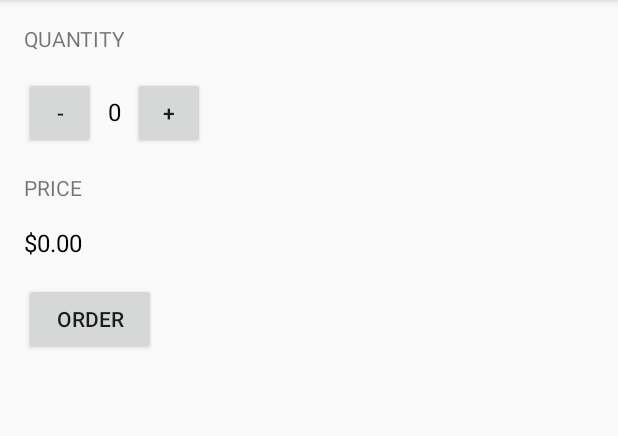
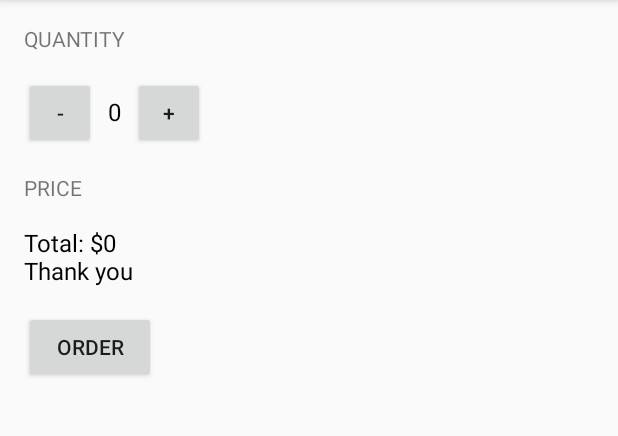
Before and after one commit to Vikctar/JustJava, an Android app: the screen it shows after launch (MainActivity), after a tap on "ORDER", on a phone screen of 412 x 824 dp, the part 84-520 px from its top. Run offline under Robolectric (Android 15) with nearby library versions, the phone set to English and light mode, and no system bars.

```diff
--- a/app/src/main/java/com/vikcandroid/justjava/MainActivity.java
+++ b/app/src/main/java/com/vikcandroid/justjava/MainActivity.java
@@ -6,6 +6,7 @@ import android.view.Menu;
 import android.view.MenuItem;
 import android.view.View;
 import android.widget.TextView;
+import android.widget.Toast;
 
 import java.text.NumberFormat;
 
@@ -31,7 +32,7 @@ public class MainActivity extends AppCompatActivity {
 
         quantity = quantity + 1;
 
-        display(quantity);
+        displayQuantity(quantity);
     }
 
     /**
@@ -42,20 +43,27 @@ public class MainActivity extends AppCompatActivity {
 
         quantity = quantity - 1;
 
-        display(quantity);
+        displayQuantity(quantity);
     }
 
     /**
      * This method is called when the order button is clicked
      */
     public void submitOrder(View view) {
-        displayPrice(quantity * 5);
+        if (quantity >= 0) {
+            int price = quantity * 5;
+            String priceMessage = "Total: $" + price;
+            priceMessage = priceMessage + "\nThank you";
+            displayPrice(priceMessage);
+        } else {
+            Toast.makeText(getApplicationContext(), "quantity cannot be a negative", Toast.LENGTH_LONG).show();
+        }
     }
 
     /**
      * This method displays the given quantity value on the screen
      */
-    private void display(int number) {
+    private void displayQuantity(int number) {
         TextView quantityTextView = (TextView) findViewById(
                 R.id.quantity_text_view
         );
@@ -65,11 +73,11 @@ public class MainActivity extends AppCompatActivity {
     /**
      * This method displays the given price on the screen
      */
-    private void displayPrice(int number) {
+    private void displayPrice(String message) {
         TextView priceTextView = (TextView) findViewById(
                 R.id.price_text_view
         );
-        priceTextView.setText(NumberFormat.getCurrencyInstance().format(number));
+        priceTextView.setText(message);
     }
 
     @Override
```
